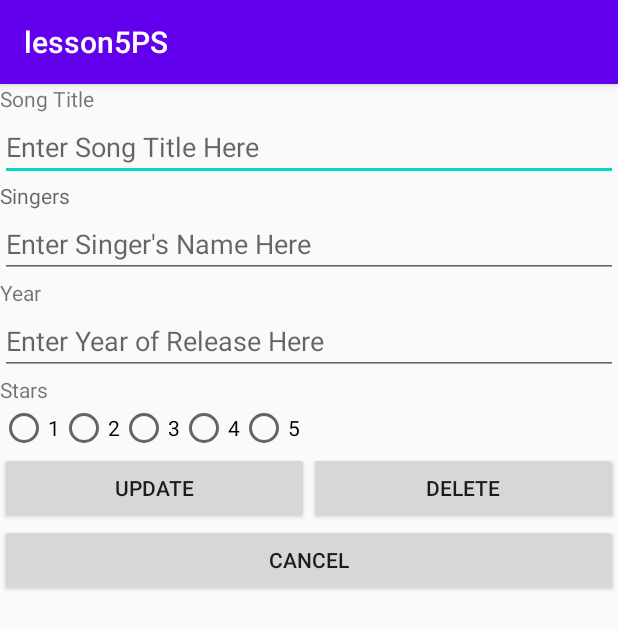
After one commit to cheerful4ever/lesson5PS, an Android app: the thirdActivity screen opened directly, with no data from a screen before it, on a phone screen of 412 x 824 dp. The commit adds this screen. Shown: the top 629 px of the screen. Run offline under Robolectric (Android 15) with nearby library versions, the phone set to English and light mode, and no system bars.

Commit message:
activities 1-10000000000

```diff
--- a/app/src/main/AndroidManifest.xml
+++ b/app/src/main/AndroidManifest.xml
@@ -9,7 +9,8 @@
         android:roundIcon="@mipmap/ic_launcher_round"
         android:supportsRtl="true"
         android:theme="@style/AppTheme">
-        <activity android:name=".SecondActivity"></activity>
+        <activity android:name=".thirdActivity"></activity>
+        <activity android:name=".SecondActivity" />
         <activity android:name=".MainActivity">
             <intent-filter>
                 <action android:name="android.intent.action.MAIN" />
--- a/app/src/main/java/com/example/lesson5ps/SecondActivity.java
+++ b/app/src/main/java/com/example/lesson5ps/SecondActivity.java
@@ -3,7 +3,10 @@ package com.example.lesson5ps;
 import androidx.appcompat.app.AppCompatActivity;
 
 import android.os.Bundle;
+import android.view.View;
+import android.widget.Button;
 import android.widget.ListView;
+import android.widget.Toast;
 
 import java.util.ArrayList;
 
@@ -11,6 +14,7 @@ public class SecondActivity extends AppCompatActivity {
 
     ListView lv;
     SongArrayAdapter adapter;
+    Button btnShowStars;
 
     @Override
     protected void onCreate(Bundle savedInstanceState) {
@@ -18,11 +22,13 @@ public class SecondActivity extends AppCompatActivity {
         setContentView(R.layout.activity_second);
 
         lv = (ListView) this.findViewById(R.id.lv);
+        btnShowStars = (Button) this.findViewById(R.id.btnShow5Stars);
 
         DBHelper dbh = new DBHelper(this);
         ArrayList<Song> songs = dbh.getAllSongs();
 
         adapter = new SongArrayAdapter(this, R.layout.row, songs);
         lv.setAdapter(adapter);
+
     }
 }
--- /dev/null
+++ b/app/src/main/java/com/example/lesson5ps/thirdActivity.java
@@ -0,0 +1,14 @@
+package com.example.lesson5ps;
+
+import androidx.appcompat.app.AppCompatActivity;
+
+import android.os.Bundle;
+
+public class thirdActivity extends AppCompatActivity {
+
+    @Override
+    protected void onCreate(Bundle savedInstanceState) {
+        super.onCreate(savedInstanceState);
+        setContentView(R.layout.activity_third);
+    }
+}
--- /dev/null
+++ b/app/src/main/res/layout/activity_third.xml
@@ -0,0 +1,126 @@
+<?xml version="1.0" encoding="utf-8"?>
+<LinearLayout xmlns:android="http://schemas.android.com/apk/res/android"
+    xmlns:app="http://schemas.android.com/apk/res-auto"
+    xmlns:tools="http://schemas.android.com/tools"
+    android:layout_width="match_parent"
+    android:layout_height="match_parent"
+    android:orientation="vertical"
+    tools:context=".thirdActivity">
+
+    <TextView
+        android:id="@+id/tvSongTitle"
+        android:layout_width="match_parent"
+        android:layout_height="wrap_content"
+        android:text="Song Title" />
+
+    <EditText
+        android:id="@+id/etSongTitle"
+        android:layout_width="match_parent"
+        android:layout_height="wrap_content"
+        android:ems="10"
+        android:hint="Enter Song Title Here"
+        android:inputType="textPersonName" />
+
+    <TextView
+        android:id="@+id/tvSingerName"
+        android:layout_width="match_parent"
+        android:layout_height="wrap_content"
+        android:hint="Singers" />
+
+    <EditText
+        android:id="@+id/etSingerName"
+        android:layout_width="match_parent"
+        android:layout_height="wrap_content"
+        android:ems="10"
+        android:hint="Enter Singer's Name Here"
+        android:inputType="textPersonName" />
+
+    <TextView
+        android:id="@+id/tvYear"
+        android:layout_width="match_parent"
+        android:layout_height="wrap_content"
+        android:text="Year" />
+
+    <EditText
+        android:id="@+id/etYear"
+        android:layout_width="match_parent"
+        android:layout_height="wrap_content"
+        android:ems="10"
+        android:hint="Enter Year of Release Here"
+        android:inputType="textPersonName" />
+
+    <TextView
+        android:id="@+id/tvStars"
+        android:layout_width="match_parent"
+        android:layout_height="wrap_content"
+        android:text="Stars" />
+
+    <RadioGroup
+        android:id="@+id/radioGroupStars"
+        android:layout_width="match_parent"
+        android:layout_height="wrap_content">
+
+        <LinearLayout
+            android:layout_width="match_parent"
+            android:layout_height="match_parent"
+            android:orientation="horizontal">
+
+            <RadioButton
+                android:id="@+id/rb1"
+                android:layout_width="wrap_content"
+                android:layout_height="wrap_content"
+                android:text="1" />
+
+            <RadioButton
+                android:id="@+id/rb2"
+                android:layout_width="wrap_content"
+                android:layout_height="wrap_content"
+                android:text="2" />
+
+            <RadioButton
+                android:id="@+id/rb3"
+                android:layout_width="wrap_content"
+                android:layout_height="wrap_content"
+                android:text="3" />
+
+            <RadioButton
+                android:id="@+id/rb4"
+                android:layout_width="wrap_content"
+                android:layout_height="wrap_content"
+                android:text="4" />
+
+            <RadioButton
+                android:id="@+id/rb5"
+                android:layout_width="wrap_content"
+                android:layout_height="wrap_content"
+                android:text="5" />
+        </LinearLayout>
+    </RadioGroup>
+
+    <LinearLayout
+        android:layout_width="match_parent"
+        android:layout_height="wrap_content"
+        android:orientation="horizontal">
+
+        <Button
+            android:id="@+id/btnUpdate"
+            android:layout_width="wrap_content"
+            android:layout_height="wrap_content"
+            android:layout_weight="1"
+            android:text="Update" />
+
+        <Button
+            android:id="@+id/btnDelete"
+            android:layout_width="wrap_content"
+            android:layout_height="wrap_content"
+            android:layout_weight="1"
+            android:text="Delete" />
+    </LinearLayout>
+
+    <Button
+        android:id="@+id/btnCancel"
+        android:layout_width="match_parent"
+        android:layout_height="wrap_content"
+        android:text="Cancel" />
+
+</LinearLayout>
```
